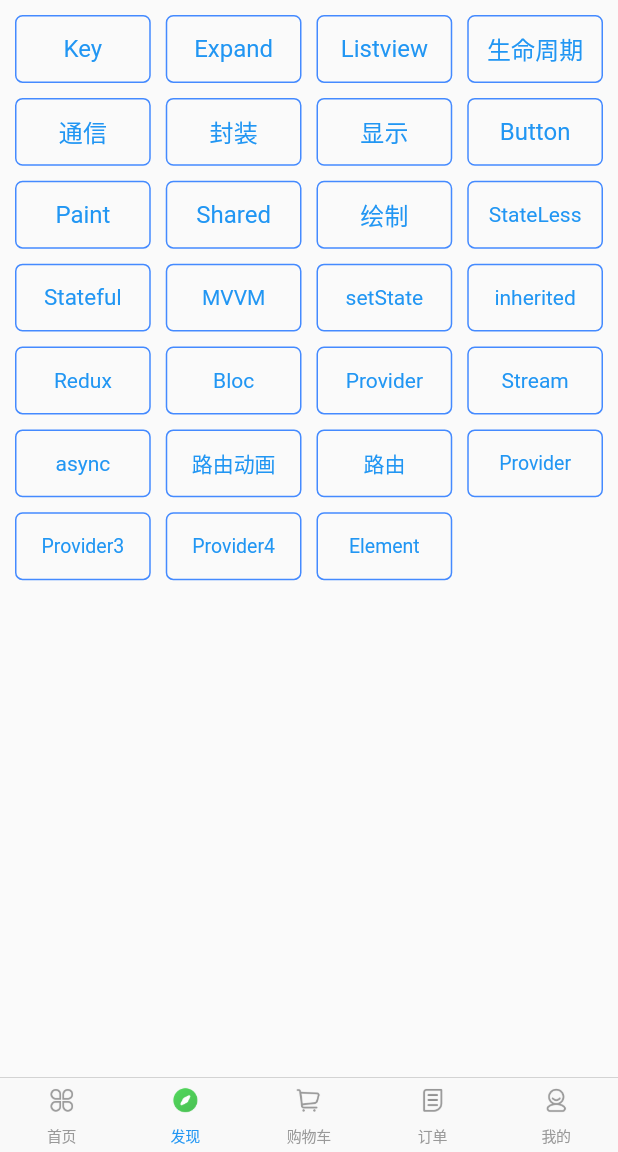
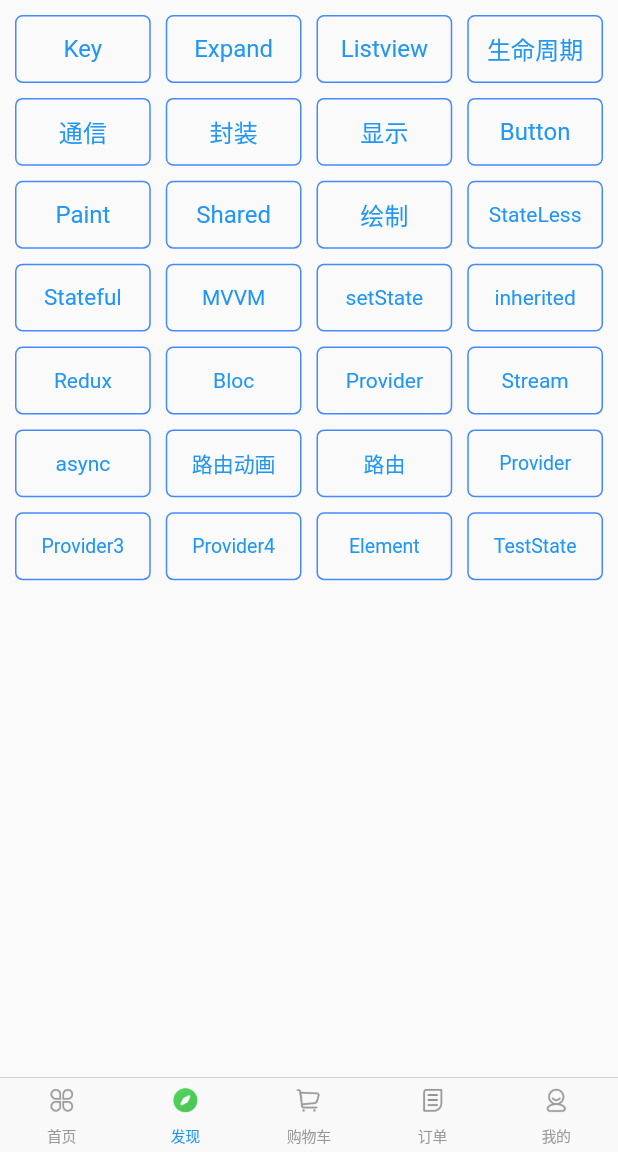
Before and after one commit to XZQ/wechat, a Flutter app: the screen it shows after launch, item 2 of the bottom bar chosen, on a phone screen of 412 x 824 dp, the part 84-1236 px from its top. Run offline on Flutter 3.47's test engine with Material 2 defaults, Android fonts, the phone set to English and light mode, and no system bars; our stand-ins replace decimal, device_preview, dio, event_bus, flutter_redux, flutter_swiper and 3 more; missing offline and left inert: analyzer, build, flutter_refresh, random_color, source_gen.

Commit message:
feat: update

```diff
--- a/lib/mainpage/Discover.dart
+++ b/lib/mainpage/Discover.dart
@@ -27,6 +27,7 @@ import 'package:wechat/state/redux/redux_main.dart';
 import 'package:wechat/state/setstate/myhome_state.dart';
 import 'package:wechat/state/stream/count_page.dart';
 import 'package:wechat/widget/test_main.dart';
+import 'package:wechat/widget/test_state.dart';
 
 class Discover extends StatefulWidget {
   @override
@@ -88,7 +89,26 @@ class _DiscoverState extends State<Discover> {
     _list.add(_provider3Widget(context));
     _list.add(_provider4Widget(context));
     _list.add(_testMainWidget(context));
+    _list.add(_testStateWidget(context));
     return _list;
+  }
+
+  Widget _testStateWidget(BuildContext context) {
+    return GestureDetector(
+      onTap: () {
+        Navigator.push(context, MaterialPageRoute(builder: (ctx) {
+          return TestState();
+        }));
+      },
+      child: Container(
+        decoration: BoxDecoration(
+          border: Border.all(width: 1.0, color: Colors.blueAccent),
+          borderRadius: BorderRadius.all(Radius.circular(5.0)),
+        ),
+        alignment: Alignment.center,
+        child: Text('TestState', style: TextStyle(color: Colors.blue, fontSize: 13.0)),
+      ),
+    );
   }
 
   Widget _testMainWidget(BuildContext context) {
@@ -632,8 +652,7 @@ class _DiscoverState extends State<Discover> {
       itemBuilder: (BuildContext context, int index) {
         return getItemContainer(datas[index]);
       },
-      gridDelegate: SliverGridDelegateWithMaxCrossAxisExtent(
-          maxCrossAxisExtent: 100, mainAxisSpacing: 20.0, crossAxisSpacing: 10.0),
+      gridDelegate: SliverGridDelegateWithMaxCrossAxisExtent(maxCrossAxisExtent: 100, mainAxisSpacing: 20.0, crossAxisSpacing: 10.0),
     );
   }
 
```
Also changed, not shown: lib/main.dart (+5 -6 lines), lib/principle/KeyPrinciple.dart (+14 -12 lines), lib/widget/test_state.dart (+56 -0 lines).
